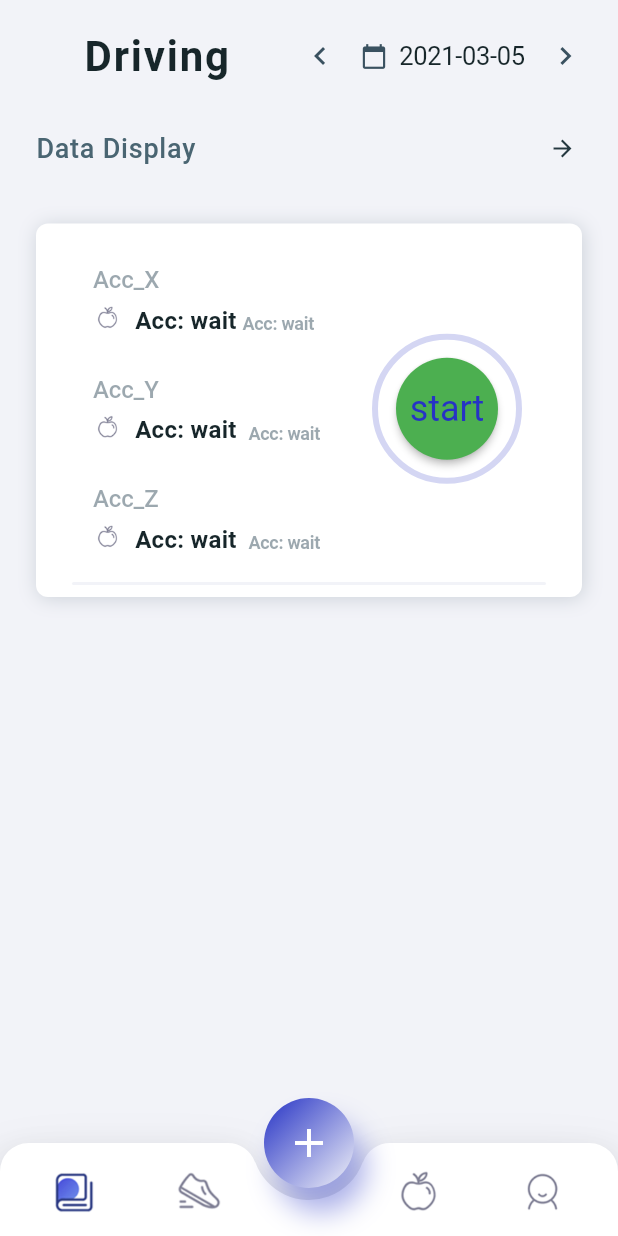
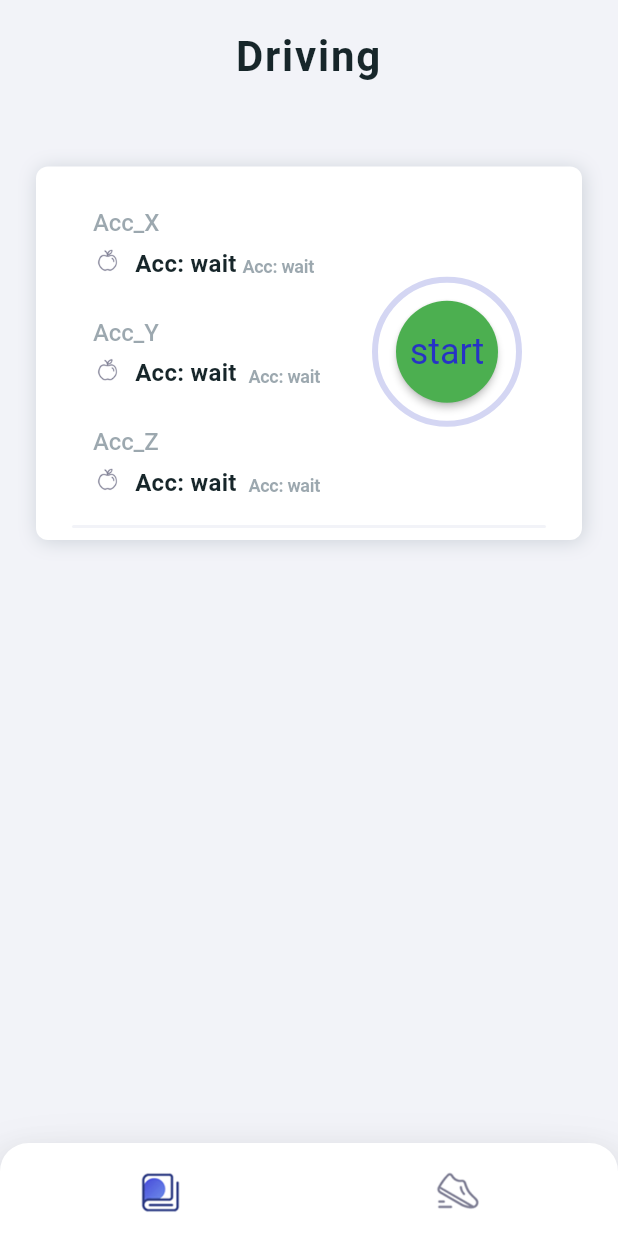
Before and after one commit to circleTreeF/2020_GRP_Team17, a Flutter app: the HomeScreen screen opened directly, on a phone screen of 412 x 824 dp. Run offline on Flutter 3.47's test engine with Material 2 defaults, Android fonts, the phone set to English and light mode, and no system bars; our stand-ins replace csv, flutter_screenutil, geolocator, sensors; missing offline and left inert: scidart; generated files the repository leaves out were written again.

Commit message:
feat(driving screen): unnecessary elements eliminated in home page

```diff
--- a/flutter_app/lib/driving_screen.dart
+++ b/flutter_app/lib/driving_screen.dart
@@ -38,17 +38,17 @@ class _DrivingScreenState extends State<DrivingScreen>
   void addAllListData() {
     const int count = 9;
 
-    listViews.add(
-      TitleView(
-        titleTxt: 'Data Display',
-
-        animation: Tween<double>(begin: 0.0, end: 1.0).animate(CurvedAnimation(
-            parent: widget.animationController,
-            curve:
-            Interval((1 / count) * 0, 1.0, curve: Curves.fastOutSlowIn))),
-        animationController: widget.animationController,
-      ),
-    );
+    // listViews.add(
+    //   TitleView(
+    //     titleTxt: 'Data Display',
+    //
+    //     animation: Tween<double>(begin: 0.0, end: 1.0).animate(CurvedAnimation(
+    //         parent: widget.animationController,
+    //         curve:
+    //         Interval((1 / count) * 0, 1.0, curve: Curves.fastOutSlowIn))),
+    //     animationController: widget.animationController,
+    //   ),
+    // );
 
     listViews.add(
       DrivingStateView(),
@@ -163,59 +163,59 @@ class _DrivingScreenState extends State<DrivingScreen>
                                 ),
                               ),
                             ),
-                            SizedBox(
-                              height: 38,
-                              width: 38,
-                              child: InkWell(
-                                highlightColor: Colors.transparent,
-                                borderRadius: const BorderRadius.all(
-                                    Radius.circular(32.0)),
-                                onTap: () {},
-                                child: Center(
-                                  child: Icon(
-                                    Icons.keyboard_arrow_left,
-                                    color: AppTheme.grey,
-                                  ),
-                                ),
-                              ),
-                            ),
-                            Padding(
-                              padding: const EdgeInsets.only(
-                                left: 8,
-                                right: 8,
-                              ),
-                              child: Row(
-                                children: <Widget>[
-                                  Padding(
-                                    padding: const EdgeInsets.only(right: 8),
-                                    child: Icon(
-                                      Icons.calendar_today,
-                                      color: AppTheme.grey,
-                                      size: 18,
-                                    ),
-                                  ),
-
-                                  formatDate(),
-
-                                ],
-                              ),
-                            ),
-                            SizedBox(
-                              height: 38,
-                              width: 38,
-                              child: InkWell(
-                                highlightColor: Colors.transparent,
-                                borderRadius: const BorderRadius.all(
-                                    Radius.circular(32.0)),
-                                onTap: () {},
-                                child: Center(
-                                  child: Icon(
-                                    Icons.keyboard_arrow_right,
-                                    color: AppTheme.grey,
-                                  ),
-                                ),
-                              ),
-                            ),
+                            // SizedBox(
+                            //   height: 38,
+                            //   width: 38,
+                            //   child: InkWell(
+                            //     highlightColor: Colors.transparent,
+                            //     borderRadius: const BorderRadius.all(
+                            //         Radius.circular(32.0)),
+                            //     onTap: () {},
+                            //     child: Center(
+                            //       child: Icon(
+                            //         Icons.keyboard_arrow_left,
+                            //         color: AppTheme.grey,
+                            //       ),
+                            //     ),
+                            //   ),
+                            // ),
+                            // Padding(
+                            //   padding: const EdgeInsets.only(
+                            //     left: 8,
+                            //     right: 8,
+                            //   ),
+                            //   child: Row(
+                            //     children: <Widget>[
+                            //       Padding(
+                            //         padding: const EdgeInsets.only(right: 8),
+                            //         child: Icon(
+                            //           Icons.calendar_today,
+                            //           color: AppTheme.grey,
+                            //           size: 18,
+                            //         ),
+                            //       ),
+                            //
+                            //       formatDate(),
+                            //
+                            //     ],
+                            //   ),
+                            // ),
+                            // SizedBox(
+                            //   height: 38,
+                            //   width: 38,
+                            //   child: InkWell(
+                            //     highlightColor: Colors.transparent,
+                            //     borderRadius: const BorderRadius.all(
+                            //         Radius.circular(32.0)),
+                            //     onTap: () {},
+                            //     child: Center(
+                            //       child: Icon(
+                            //         Icons.keyboard_arrow_right,
+                            //         color: AppTheme.grey,
+                            //       ),
+                            //     ),
+                            //   ),
+                            // ),
                           ],
                         ),
                       )
--- a/flutter_app/lib/widgets/bottom_bar_view.dart
+++ b/flutter_app/lib/widgets/bottom_bar_view.dart
@@ -79,108 +79,108 @@ class _BottomBarViewState extends State<BottomBarView>
                                     widget.changeIndex(1);
                                   }),
                             ),
-                            SizedBox(
-                              width: Tween<double>(begin: 0.0, end: 1.0)
-                                      .animate(CurvedAnimation(
-                                          parent: animationController,
-                                          curve: Curves.fastOutSlowIn))
-                                      .value *
-                                  64.0,
-                            ),
-                            Expanded(
-                              child: TabIcons(
-                                  tabIconData: widget.tabIconsList[2],
-                                  removeAllSelect: () {
-                                    setRemoveAllSelection(
-                                        widget.tabIconsList[2]);
-                                    widget.changeIndex(2);
-                                  }),
-                            ),
-                            Expanded(
-                              child: TabIcons(
-                                  tabIconData: widget.tabIconsList[3],
-                                  removeAllSelect: () {
-                                    setRemoveAllSelection(
-                                        widget.tabIconsList[3]);
-                                    widget.changeIndex(3);
-                                  }),
-                            ),
+                            // SizedBox(
+                            //   width: Tween<double>(begin: 0.0, end: 1.0)
+                            //           .animate(CurvedAnimation(
+                            //               parent: animationController,
+                            //               curve: Curves.fastOutSlowIn))
+                            //           .value *
+                            //       64.0,
+                            // ),
+                            // Expanded(
+                            //   child: TabIcons(
+                            //       tabIconData: widget.tabIconsList[2],
+                            //       removeAllSelect: () {
+                            //         setRemoveAllSelection(
+                            //             widget.tabIconsList[2]);
+                            //         widget.changeIndex(2);
+                            //       }),
+                            // ),
+                            // Expanded(
+                            //   child: TabIcons(
+                            //       tabIconData: widget.tabIconsList[3],
+                            //       removeAllSelect: () {
+                            //         setRemoveAllSelection(
+                            //             widget.tabIconsList[3]);
+                            //         widget.changeIndex(3);
+                            //       }),
+                            // ),
                           ],
                         ),
                       ),
                     ),
-                    SizedBox(
-                      height: MediaQuery.of(context).padding.bottom,
-                    )
+                    // SizedBox(
+                    //   height: MediaQuery.of(context).padding.bottom,
+                    // )
                   ],
                 ),
               ),
             );
           },
         ),
-        Padding(
-          padding:
-              EdgeInsets.only(bottom: MediaQuery.of(context).padding.bottom),
-          child: SizedBox(
-            width: 38 * 2.0,
-            height: 38 + 62.0,
-            child: Container(
-              alignment: Alignment.topCenter,
-              color: Colors.transparent,
-              child: SizedBox(
-                width: 38 * 2.0,
-                height: 38 * 2.0,
-                child: Padding(
-                  padding: const EdgeInsets.all(8.0),
-                  child: ScaleTransition(
-                    alignment: Alignment.center,
-                    scale: Tween<double>(begin: 0.0, end: 1.0).animate(
-                        CurvedAnimation(
-                            parent: animationController,
-                            curve: Curves.fastOutSlowIn)),
-                    child: Container(
-                      // alignment: Alignment.center,s
-                      decoration: BoxDecoration(
-                        color: AppTheme.nearlyDarkBlue,
-                        gradient: LinearGradient(
-                            colors: [
-                              AppTheme.nearlyDarkBlue,
-                              AppTheme.background
-                            ],
-                            begin: Alignment.topLeft,
-                            end: Alignment.bottomRight),
-                        shape: BoxShape.circle,
-                        boxShadow: <BoxShadow>[
-                          BoxShadow(
-                              color: AppTheme.nearlyDarkBlue
-                                  .withOpacity(0.4),
-                              offset: const Offset(8.0, 16.0),
-                              blurRadius: 16.0),
-                        ],
-                      ),
-                      child: Material(
-                        color: Colors.transparent,
-                        child: InkWell(
-                          splashColor: Colors.white.withOpacity(0.1),
-                          highlightColor: Colors.transparent,
-                          focusColor: Colors.transparent,
-                          onTap: () {
-                            widget.addClick();
-                          },
-                          child: Icon(
-                            Icons.add,
-                            color: AppTheme.white,
-                            size: 32,
-                          ),
-                        ),
-                      ),
-                    ),
-                  ),
-                ),
-              ),
-            ),
-          ),
-        ),
+        // Padding(
+        //   padding:
+        //       EdgeInsets.only(bottom: MediaQuery.of(context).padding.bottom),
+        //   child: SizedBox(
+        //     width: 38 * 2.0,
+        //     height: 38 + 62.0,
+        //     child: Container(
+        //       alignment: Alignment.topCenter,
+        //       color: Colors.transparent,
+        //       child: SizedBox(
+        //         width: 38 * 2.0,
+        //         height: 38 * 2.0,
+        //         child: Padding(
+        //           padding: const EdgeInsets.all(8.0),
+        //           child: ScaleTransition(
+        //             alignment: Alignment.center,
+        //             scale: Tween<double>(begin: 0.0, end: 1.0).animate(
+        //                 CurvedAnimation(
+        //                     parent: animationController,
+        //                     curve: Curves.fastOutSlowIn)),
+        //             child: Container(
+        //               // alignment: Alignment.center,s
+        //               decoration: BoxDecoration(
+        //                 color: AppTheme.nearlyDarkBlue,
+        //                 gradient: LinearGradient(
+        //                     colors: [
+        //                       AppTheme.nearlyDarkBlue,
+        //                       AppTheme.background
+        //                     ],
+        //                     begin: Alignment.topLeft,
+        //                     end: Alignment.bottomRight),
+        //                 shape: BoxShape.circle,
+        //                 boxShadow: <BoxShadow>[
+        //                   BoxShadow(
+        //                       color: AppTheme.nearlyDarkBlue
+        //                           .withOpacity(0.4),
+        //                       offset: const Offset(8.0, 16.0),
+        //                       blurRadius: 16.0),
+        //                 ],
+        //               ),
+        //               child: Material(
+        //                 color: Colors.transparent,
+        //                 child: InkWell(
+        //                   splashColor: Colors.white.withOpacity(0.1),
+        //                   highlightColor: Colors.transparent,
+        //                   focusColor: Colors.transparent,
+        //                   onTap: () {
+        //                     widget.addClick();
+        //                   },
+        //                   child: Icon(
+        //                     Icons.add,
+        //                     color: AppTheme.white,
+        //                     size: 32,
+        //                   ),
+        //                 ),
+        //               ),
+        //             ),
+        //           ),
+        //         ),
+        //       ),
+        //     ),
+        //   ),
+        // ),
       ],
     );
   }
@@ -342,23 +342,23 @@ class TabClipper extends CustomClipper<Path> {
     final double v = radius * 2;
     path.lineTo(0, 0);
     path.arcTo(Rect.fromLTWH(0, 0, radius, radius), degreeToRadians(180),
-        degreeToRadians(90), false);
-    path.arcTo(
-        Rect.fromLTWH(
-            ((size.width / 2) - v / 2) - radius + v * 0.04, 0, radius, radius),
-        degreeToRadians(270),
-        degreeToRadians(70),
-        false);
-
-    path.arcTo(Rect.fromLTWH((size.width / 2) - v / 2, -v / 2, v, v),
-        degreeToRadians(160), degreeToRadians(-140), false);
-
-    path.arcTo(
-        Rect.fromLTWH((size.width - ((size.width / 2) - v / 2)) - v * 0.04, 0,
-            radius, radius),
-        degreeToRadians(200),
-        degreeToRadians(70),
-        false);
+        degreeToRadians(90), false); //left side arc of bottom bar
+    // path.arcTo(
+    //     Rect.fromLTWH(
+    //         ((size.width / 2) - v / 2) - radius + v * 0.04, 0, radius, radius),
+    //     degreeToRadians(270),
+    //     degreeToRadians(70),
+    //     false);
+    //
+    // path.arcTo(Rect.fromLTWH((size.width / 2) - v / 2, -v / 2, v, v),
+    //     degreeToRadians(160), degreeToRadians(-140), false);
+    //
+    // path.arcTo(
+    //     Rect.fromLTWH((size.width - ((size.width / 2) - v / 2)) - v * 0.04, 0,
+    //         radius, radius),
+    //     degreeToRadians(200),
+    //     degreeToRadians(70),
+    //     false);
     path.arcTo(Rect.fromLTWH(size.width - radius, 0, radius, radius),
         degreeToRadians(270), degreeToRadians(90), false);
     path.lineTo(size.width, 0);
```
